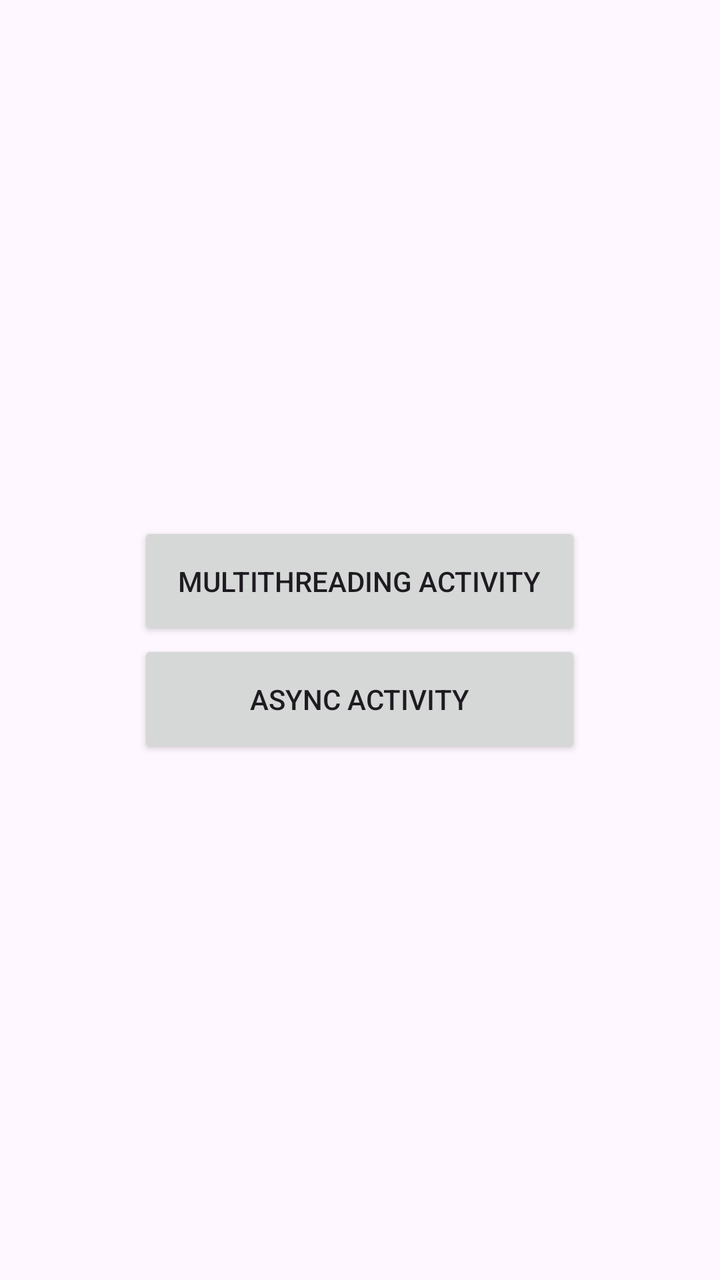
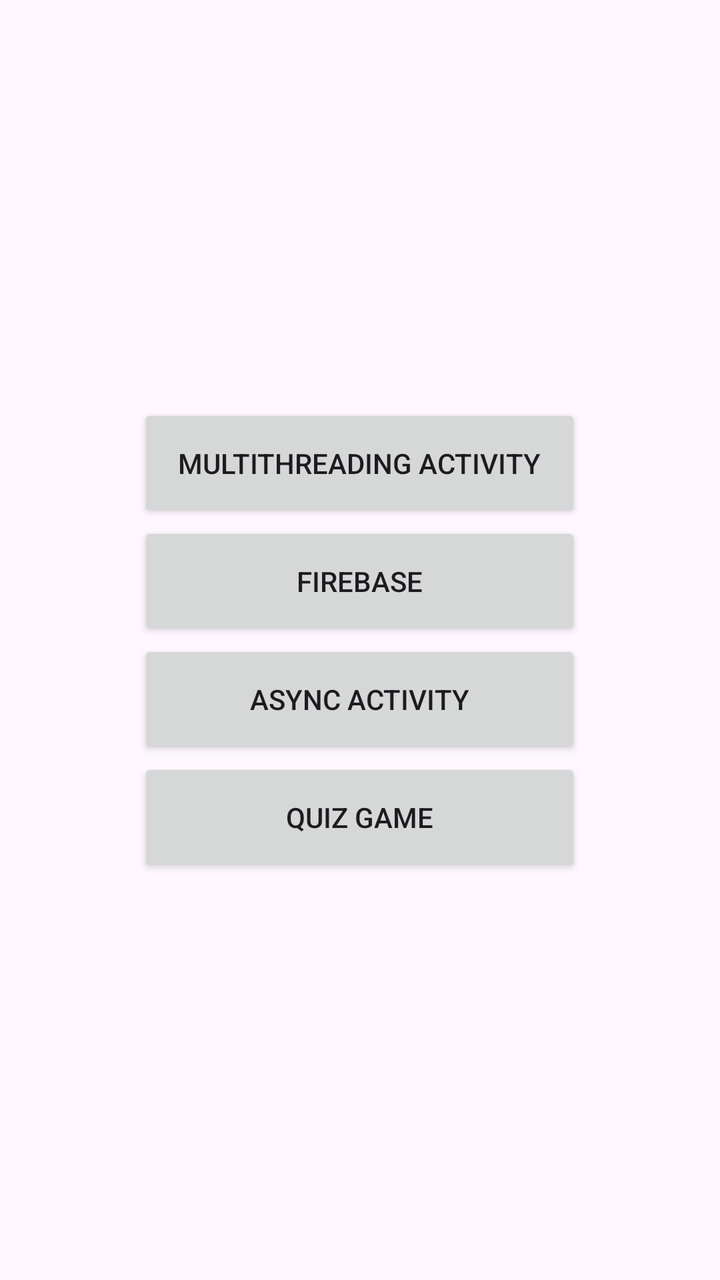

The first picture is an Android layout as it rendered before a commit; the second is the same layout after the commit. The layout source and the unified diff follow.
<!-- AndroidManifest.xml: application theme Theme.AppCompat.DayNight -->
<!-- res/layout/activity_main_app_area.xml -->
<?xml version="1.0" encoding="utf-8"?>
<RelativeLayout xmlns:android="http://schemas.android.com/apk/res/android"
    xmlns:app="http://schemas.android.com/apk/res-auto"
    xmlns:tools="http://schemas.android.com/tools"
    android:id="@+id/main"
    android:layout_width="match_parent"
    android:layout_height="match_parent"
    tools:context="com.plracticalcoding.mainAppHome.MainAppArea">

    <LinearLayout
        android:layout_width="wrap_content"
        android:layout_height="wrap_content"
        android:layout_centerInParent="true"
        android:orientation="vertical">

        <Button
            android:id="@+id/areaMultithreadingActivity"
            android:layout_width="match_parent"
            android:layout_height="wrap_content"
            android:padding="20dp"
            android:text="Multithreading Activity" />

        <Button
            android:id="@+id/asyncTasksActivity"
            android:layout_width="match_parent"
            android:layout_height="wrap_content"
            android:padding="20dp"
            android:text="Async Activity" />

    </LinearLayout>

</RelativeLayout>
<!-- resources referenced by this layout -->
<resources>
  <style name="Theme.AppCompat.DayNight" parent="Base.Theme.AppCompat.DayNight" />
  <style name="Base.Theme.AppCompat.DayNight" parent="Theme.Material3.DayNight.NoActionBar">
          
          
      </style>
</resources>

<!-- the commit's change to res/layout/activity_main_app_area.xml (unified diff, before → after) -->
@@ -1,6 +1,5 @@
 <?xml version="1.0" encoding="utf-8"?>
 <RelativeLayout xmlns:android="http://schemas.android.com/apk/res/android"
-    xmlns:app="http://schemas.android.com/apk/res-auto"
     xmlns:tools="http://schemas.android.com/tools"
     android:id="@+id/main"
     android:layout_width="match_parent"
@@ -21,12 +20,26 @@
             android:text="Multithreading Activity" />
 
         <Button
-            android:id="@+id/asyncTasksActivity"
+            android:id="@+id/firbaseactivity"
+            android:layout_width="match_parent"
+            android:layout_height="wrap_content"
+            android:padding="20dp"
+            android:text="Firebase" />
+
+        <Button
+            android:id="@+id/asyncTasksActivity2"
             android:layout_width="match_parent"
             android:layout_height="wrap_content"
             android:padding="20dp"
             android:text="Async Activity" />
 
+        <Button
+            android:id="@+id/quiz_game"
+            android:layout_width="match_parent"
+            android:layout_height="wrap_content"
+            android:padding="20dp"
+            android:text="Quiz Game" />
+
     </LinearLayout>
 
 </RelativeLayout>
